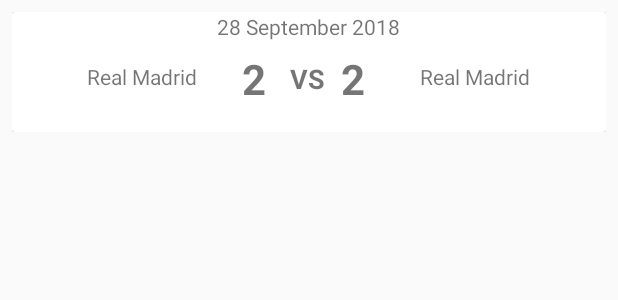
After one commit to JoaquinHN/Futblen, an Android app: the layout match_item.xml on its own in the app's theme, with its tools: preview values and no code run, on a phone screen of 412 x 824 dp. The commit adds this screen. Shown: the top 300 px of the screen. Run offline under Robolectric (Android 15) with nearby library versions, the phone set to English and light mode, and no system bars.

Commit message:
Creacion de layout

```diff
--- /dev/null
+++ b/app/src/main/res/layout/match_item.xml
@@ -0,0 +1,112 @@
+<?xml version="1.0" encoding="utf-8"?>
+<RelativeLayout xmlns:android="http://schemas.android.com/apk/res/android"
+    xmlns:tools="http://schemas.android.com/tools"
+    android:layout_width="match_parent"
+    android:layout_height="wrap_content"
+    android:padding="8dp">
+
+    <android.support.v7.widget.CardView
+        android:id="@+id/cardContainer"
+        android:layout_width="match_parent"
+        android:layout_height="80dp"
+        android:elevation="4dp">
+
+        <LinearLayout
+            android:layout_width="match_parent"
+            android:layout_height="wrap_content"
+            android:layout_marginTop="25dp"
+            android:orientation="horizontal">
+
+            <LinearLayout
+                android:layout_width="0dp"
+                android:layout_weight="3"
+                android:layout_height="wrap_content"
+                android:layout_marginLeft="20dp"
+                android:gravity="center"
+                android:orientation="vertical">
+                <TextView
+                    android:id="@+id/homeNameTv"
+                    android:layout_width="wrap_content"
+                    android:layout_height="wrap_content"
+                    android:layout_marginTop="8dp"
+                    tools:text="Real Madrid"/>
+
+            </LinearLayout>
+
+            <LinearLayout
+                android:layout_width="0dp"
+                android:layout_weight="0.5"
+                android:layout_height="wrap_content"
+                android:layout_gravity="center"
+                android:orientation="vertical">
+
+                <TextView
+                    android:id="@+id/homeScoreTv"
+                    android:layout_width="wrap_content"
+                    android:layout_height="wrap_content"
+                    tools:text="2"
+                    android:textSize="28sp"
+                    android:textStyle="bold"/>
+
+            </LinearLayout>
+
+            <LinearLayout
+                android:layout_width="0dp"
+                android:layout_weight="1"
+                android:layout_height="wrap_content"
+                android:layout_gravity="center"
+                android:gravity="center_horizontal"
+                android:orientation="vertical">
+
+                <TextView
+                    android:layout_width="wrap_content"
+                    android:layout_height="wrap_content"
+                    android:text="VS"
+                    android:textSize="18sp"
+                    android:textStyle="bold"/>
+
+            </LinearLayout>
+
+            <LinearLayout
+                android:layout_width="0dp"
+                android:layout_weight="0.5"
+                android:layout_height="wrap_content"
+                android:layout_gravity="center"
+                android:orientation="vertical">
+
+                <TextView
+                    android:id="@+id/awayScoreTv"
+                    android:layout_width="wrap_content"
+                    android:layout_height="wrap_content"
+                    tools:text="2"
+                    android:textSize="28sp"
+                    android:textStyle="bold"/>
+
+            </LinearLayout>
+
+            <LinearLayout
+                android:layout_width="0dp"
+                android:layout_weight="3"
+                android:layout_height="wrap_content"
+                android:layout_marginRight="20dp"
+                android:gravity="center"
+                android:orientation="vertical">
+
+                <TextView
+                    android:id="@+id/awayNameTv"
+                    android:layout_width="wrap_content"
+                    android:layout_height="wrap_content"
+                    android:layout_marginTop="8dp"
+                    tools:text="Real Madrid"/>
+            </LinearLayout>
+        </LinearLayout>
+
+        <TextView
+            android:id="@+id/dateScheduleTv"
+            android:layout_width="wrap_content"
+            android:layout_height="wrap_content"
+            android:layout_gravity="center_horizontal"
+            tools:text="28 September 2018" />
+
+    </android.support.v7.widget.CardView>
+</RelativeLayout>
```
Also changed, not shown: app/build.gradle (+10 -0 lines), app/src/main/java/com/darax/futblen/actividades/DetalleActividad.kt (added, +77 -0 lines), app/src/main/res/layout/activity_detail.xml (added, +358 -0 lines), app/src/main/res/layout/activity_main.xml (+43 -10 lines), 2 other files.
